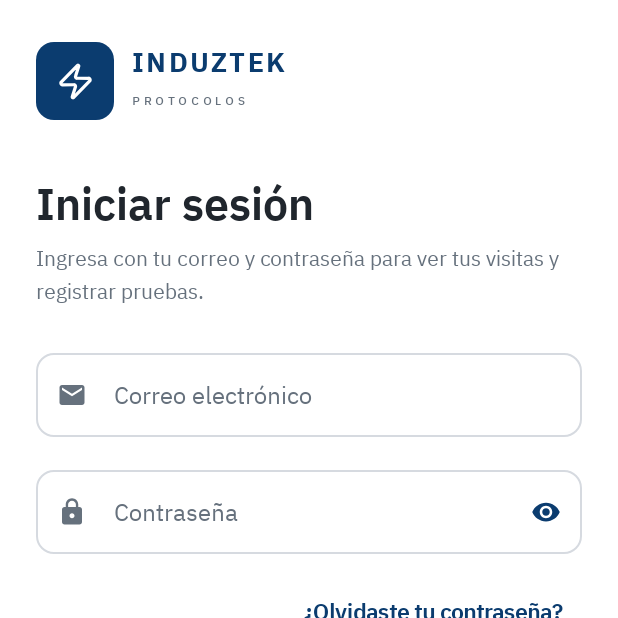
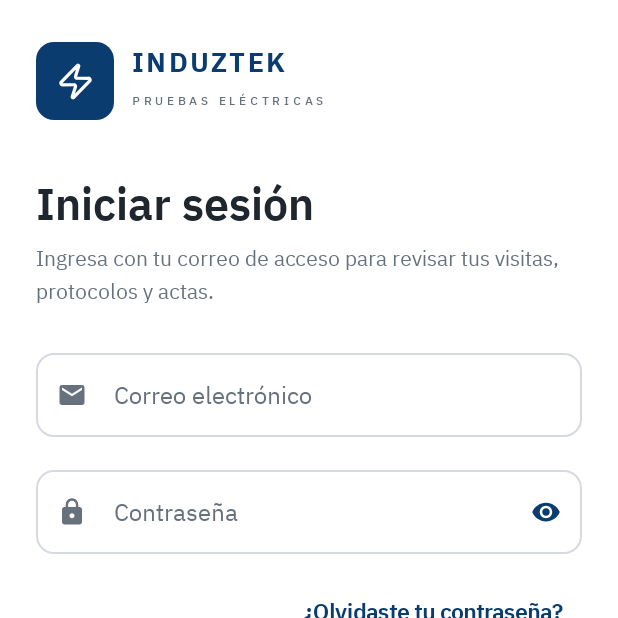
Before and after one commit to SolntHR/AppProtocolos_EQ014, an Android app built with Jetpack Compose: the screen it shows after launch (MainActivity), on a phone screen of 412 x 824 dp, the top half of it. Run offline under Robolectric (Android 15) with nearby library versions, the phone set to English and light mode, and no system bars.

Commit message:
Readme + Login: subtítulo de marca "Pruebas eléctricas" y texto pensado para clientes y personal.

```diff
--- a/app/src/main/res/values/strings.xml
+++ b/app/src/main/res/values/strings.xml
@@ -2,9 +2,9 @@
     <string name="app_name">Induztek</string>
 
     <string name="marca_induztek">INDUZTEK</string>
-    <string name="marca_protocolos">PROTOCOLOS</string>
+    <string name="marca_protocolos">PRUEBAS ELÉCTRICAS</string>
     <string name="login_bienvenido">Iniciar sesión</string>
-    <string name="login_subtitulo">Ingresa con tu correo y contraseña para ver tus visitas y registrar pruebas.</string>
+    <string name="login_subtitulo">Ingresa con tu correo de acceso para revisar tus visitas, protocolos y actas.</string>
     <string name="login_ingresando">Ingresando…</string>
     <string name="campo_correo">Correo electrónico</string>
     <string name="campo_contrasena">Contraseña</string>
```
Also changed, not shown: 1 other file.
